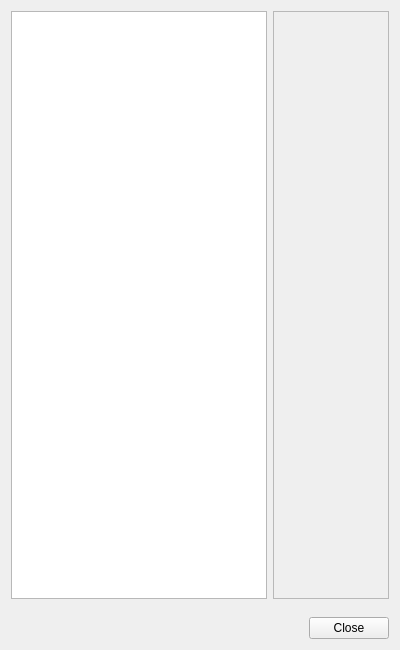
This is src/preferences/configdialog.ui in MUME/MMapper as Qt 5 draws it before an edit. The edited form follows.
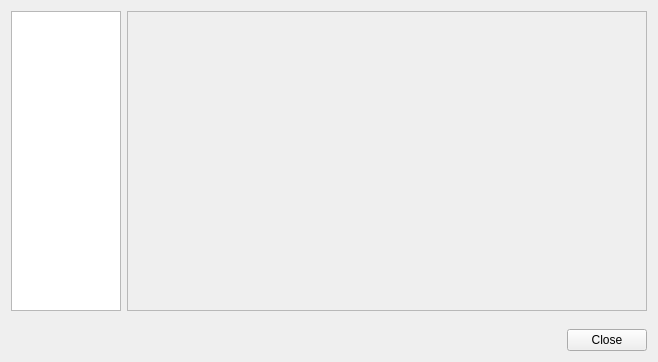
This is the edited form.

Commit message:
Clean up Config Dialog
  * Moved more code to config

The edit to the form file:
```diff
--- a/src/preferences/configdialog.ui
+++ b/src/preferences/configdialog.ui
@@ -2,25 +2,45 @@
 <ui version="4.0">
  <class>ConfigDialog</class>
  <widget class="QWidget" name="ConfigDialog">
-  <property name="geometry">
-   <rect>
-    <x>0</x>
-    <y>0</y>
-    <width>400</width>
-    <height>650</height>
-   </rect>
-  </property>
-  <property name="windowTitle">
-   <string>Form</string>
-  </property>
-  <layout class="QVBoxLayout" name="verticalLayout_2">
+  <layout class="QVBoxLayout" name="_4">
    <item>
-    <layout class="QHBoxLayout" name="horizontalLayout">
+    <layout class="QHBoxLayout" name="_3">
      <item>
-      <widget class="QListWidget" name="contentsWidget"/>
+      <widget class="QListWidget" name="contentsWidget">
+       <property name="minimumSize">
+        <size>
+         <width>110</width>
+         <height>0</height>
+        </size>
+       </property>
+       <property name="maximumSize">
+        <size>
+         <width>110</width>
+         <height>16777215</height>
+        </size>
+       </property>
+       <property name="iconSize">
+        <size>
+         <width>70</width>
+         <height>70</height>
+        </size>
+       </property>
+       <property name="spacing">
+        <number>9</number>
+       </property>
+       <property name="viewMode">
+        <enum>QListView::IconMode</enum>
+       </property>
+      </widget>
      </item>
      <item>
       <widget class="QScrollArea" name="pagesScrollArea">
+       <property name="minimumSize">
+        <size>
+         <width>520</width>
+         <height>300</height>
+        </size>
+       </property>
        <property name="widgetResizable">
         <bool>true</bool>
        </property>
@@ -29,8 +49,8 @@
          <rect>
           <x>0</x>
           <y>0</y>
-          <width>116</width>
-          <height>574</height>
+          <width>518</width>
+          <height>298</height>
          </rect>
         </property>
         <layout class="QHBoxLayout" name="horizontalLayout_3"/>
@@ -56,7 +76,7 @@
     </spacer>
    </item>
    <item>
-    <layout class="QHBoxLayout" name="horizontalLayout_2">
+    <layout class="QHBoxLayout" name="_2">
      <item>
       <spacer name="horizontalSpacer">
        <property name="orientation">
```
The commit also changes 1 other file.
